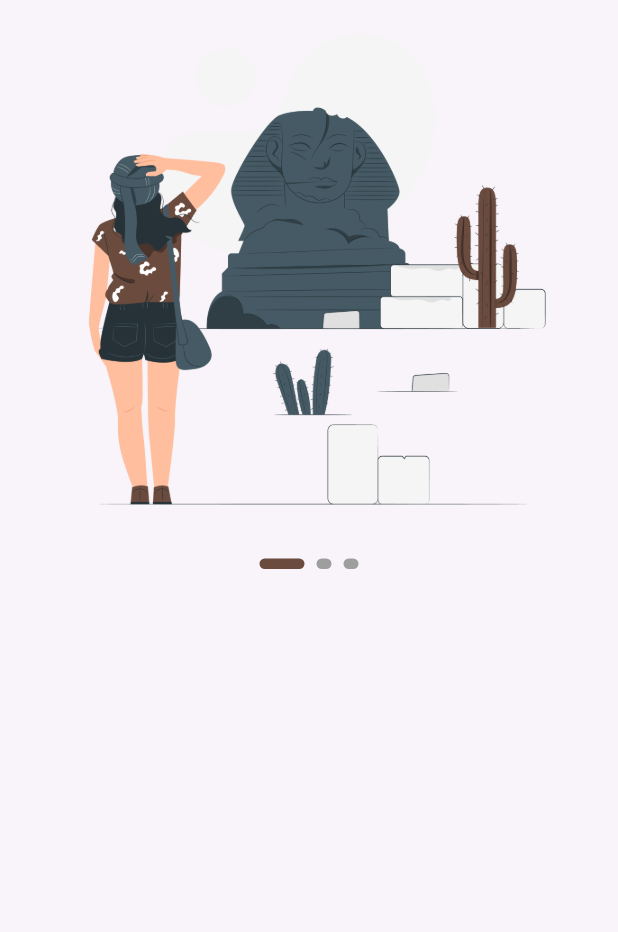
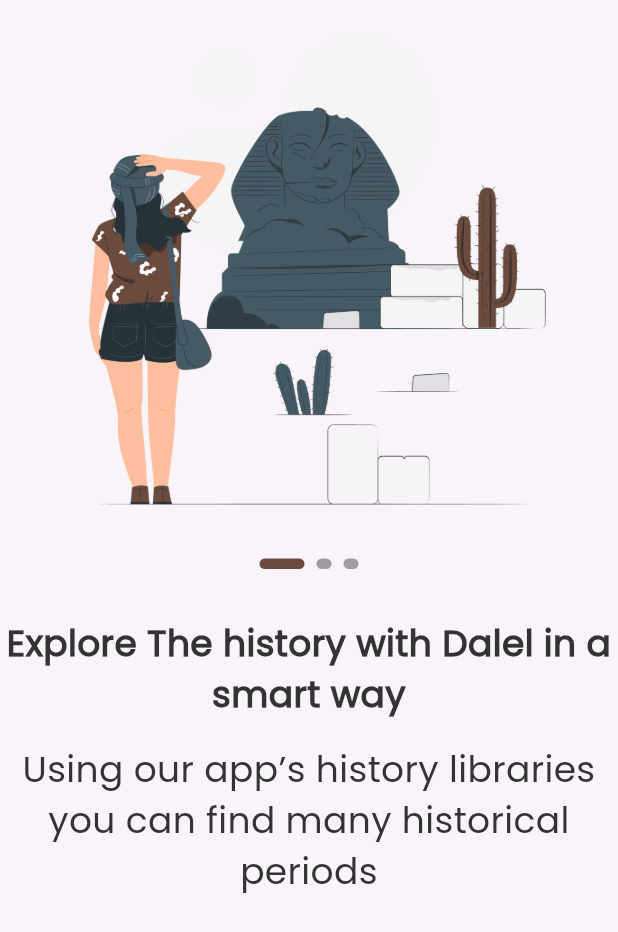
Before and after one commit to QusailahJalal/dalel, a Flutter app: the screen it shows after launch, on a phone screen of 412 x 824 dp. Shown: the top 932 px of the screen. Run offline on Flutter 3.47's test engine with Material 3 defaults, Android fonts, the phone set to English and light mode, and no system bars; drawn by our look-alikes of smooth_page_indicator; our stand-ins replace device_preview, go_router.

Commit message:
add new text style

```diff
--- a/lib/core/utils/app_text_styles.dart
+++ b/lib/core/utils/app_text_styles.dart
@@ -5,8 +5,13 @@ abstract class CustomTextStyles {
   static final pasifico400Style64 = TextStyle(
     color: AppColors.deepBrown,
     fontSize: 64,
-    fontWeight:  FontWeight.w400,
+    fontWeight: FontWeight.w400,
     fontFamily: 'Pasifico',
-
+  );
+  static final poppins500Style24 = TextStyle(
+    color: AppColors.black,
+    fontSize: 24,
+    fontWeight: FontWeight.w500,
+    fontFamily: 'Poppins',
   );
 }
--- a/lib/features/on_boarding/presentation/views/on_boarding_view.dart
+++ b/lib/features/on_boarding/presentation/views/on_boarding_view.dart
@@ -1,4 +1,5 @@
 import 'package:dalel_app/core/utils/app_assets.dart';
+import 'package:dalel_app/core/utils/app_text_styles.dart';
 import 'package:dalel_app/features/on_boarding/presentation/widgets/on_boarding_widget_body.dart';
 import 'package:flutter/foundation.dart';
 import 'package:flutter/material.dart';
@@ -8,10 +9,12 @@ class OnBoardingView extends StatelessWidget {
 
   @override
   Widget build(BuildContext context) {
-    return SafeArea(child: Scaffold(
+    return SafeArea(
+        child: Scaffold(
       body: Column(
         children: [
           OnBoardingWidgetBody(),
+
         ],
       ),
     ));
--- a/lib/features/on_boarding/presentation/widgets/on_boarding_widget_body.dart
+++ b/lib/features/on_boarding/presentation/widgets/on_boarding_widget_body.dart
@@ -3,6 +3,8 @@ import 'package:dalel_app/core/utils/app_colors.dart';
 import 'package:dalel_app/features/on_boarding/presentation/widgets/custom_smooth_page.dart';
 import 'package:flutter/material.dart';
 import 'package:smooth_page_indicator/smooth_page_indicator.dart';
+
+import '../../../../core/utils/app_text_styles.dart';
 
 class OnBoardingWidgetBody extends StatelessWidget {
   final PageController _controller = PageController();
@@ -20,7 +22,26 @@ class OnBoardingWidgetBody extends StatelessWidget {
             const SizedBox(
               height: 24,
             ),
-            CustomSmoothPage(controller: _controller)
+            CustomSmoothPage(controller: _controller),
+            const SizedBox(
+              height: 32,
+            ),
+            Text(
+              'Explore The history with Dalel in a smart way',
+              style: CustomTextStyles.poppins500Style24.copyWith(
+                fontWeight: FontWeight.bold,
+              ),
+              textAlign: TextAlign.center,
+            ),
+            const SizedBox(
+              height: 16,
+            ),
+            Text(
+              'Using our app’s history libraries you can find many historical periods ',
+              style: CustomTextStyles.poppins500Style24
+                  .copyWith(fontWeight: FontWeight.w300),
+              textAlign: TextAlign.center,
+            ),
           ],
         ),
       ),
--- a/pubspec.yaml
+++ b/pubspec.yaml
@@ -30,6 +30,9 @@ flutter:
     - family: Pasifico
       fonts:
         - asset: assets/fonts/Pacifico-Regular.ttf
+    - family: Poppins
+      fonts:
+        - asset: assets/fonts/Poppins-Regular.ttf
 
 flutter_assets:
   assets_path: assets/images/
```
Also changed, not shown: assets/fonts/Poppins-Regular.ttf (added).
